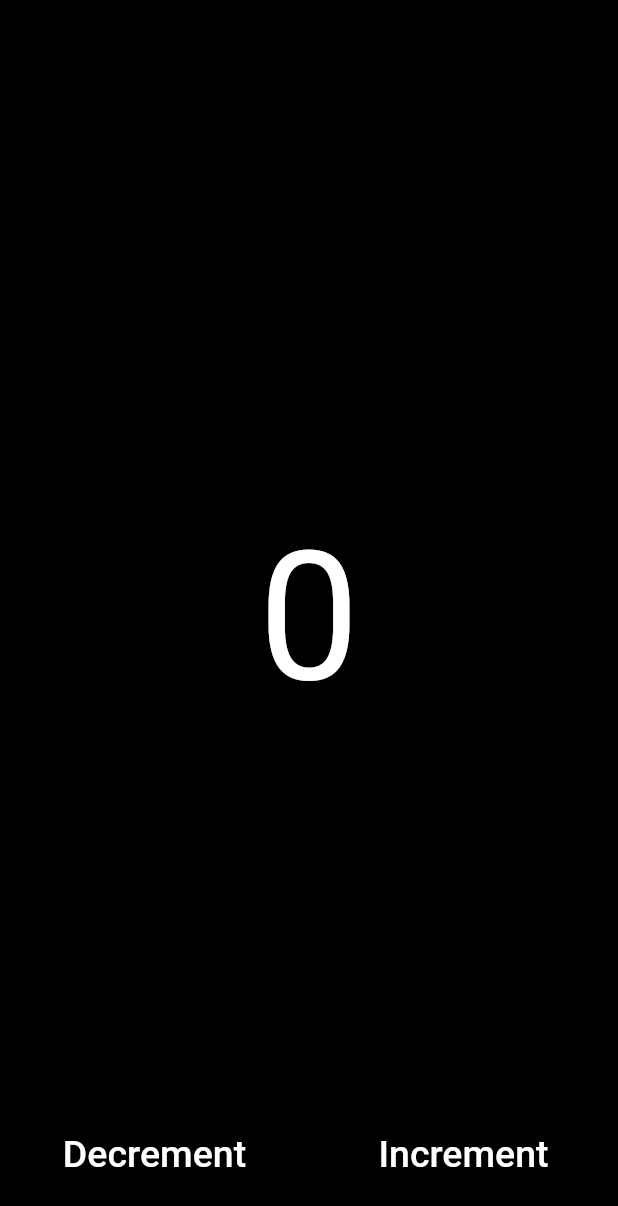
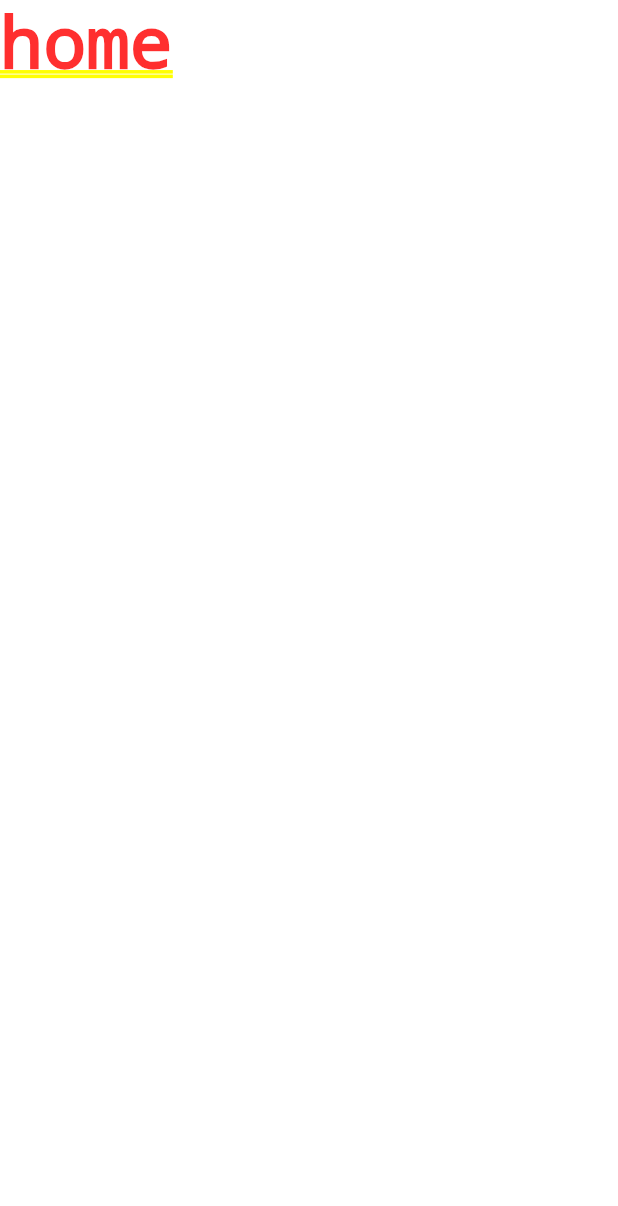
Before and after one commit to hallgrimur1471/counter_click, a Flutter app: the screen it shows after launch, on a phone screen of 412 x 824 dp. Shown: the top 1206 px of the screen. Run offline on Flutter 3.47's test engine with Material 2 defaults, Android fonts, the phone set to English and light mode, and no system bars.

Commit message:
Add screens structure

```diff
--- a/lib/main.dart
+++ b/lib/main.dart
@@ -1,3 +1,4 @@
+import 'package:counter_click/screens/auth_listener.dart';
 import 'package:flutter/material.dart';
 
 void main() {
@@ -9,12 +10,16 @@ class MyApp extends StatelessWidget {
   Widget build(BuildContext context) {
     return MaterialApp(
       title: 'Counter click',
-      theme: ThemeData(
-        primarySwatch: Colors.indigo,
-        visualDensity: VisualDensity.adaptivePlatformDensity,
-      ),
-      home: MyHomePage(title: 'Counter click'),
+      home: AuthListener(),
     );
+    // return MaterialApp(
+    //   title: 'Counter click',
+    //   theme: ThemeData(
+    //     primarySwatch: Colors.indigo,
+    //     visualDensity: VisualDensity.adaptivePlatformDensity,
+    //   ),
+    //   home: MyHomePage(title: 'Counter click'),
+    // );
   }
 }
 
--- /dev/null
+++ b/lib/screens/auth_listener.dart
@@ -0,0 +1,10 @@
+import 'package:counter_click/screens/home/home.dart';
+import 'package:flutter/material.dart';
+
+class AuthListener extends StatelessWidget {
+  @override
+  Widget build(BuildContext context) {
+    // return Home or Authenticate
+    return Home();
+  }
+}
--- /dev/null
+++ b/lib/screens/home/home.dart
@@ -0,0 +1,10 @@
+import 'package:flutter/material.dart';
+
+class Home extends StatelessWidget {
+  @override
+  Widget build(BuildContext context) {
+    return Container(
+      child: Text("home"),
+    );
+  }
+}
```
Also changed, not shown: lib/screens/authenticate/authenticate.dart (added, +15 -0 lines).
